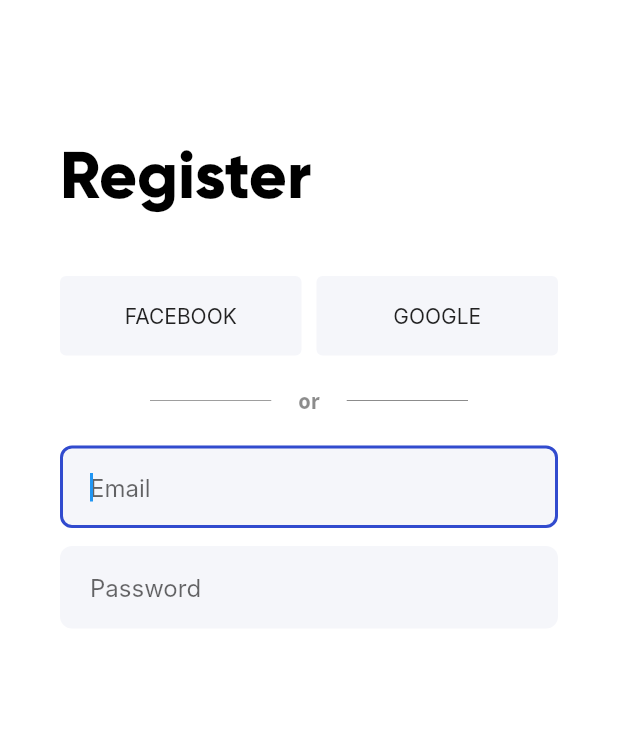
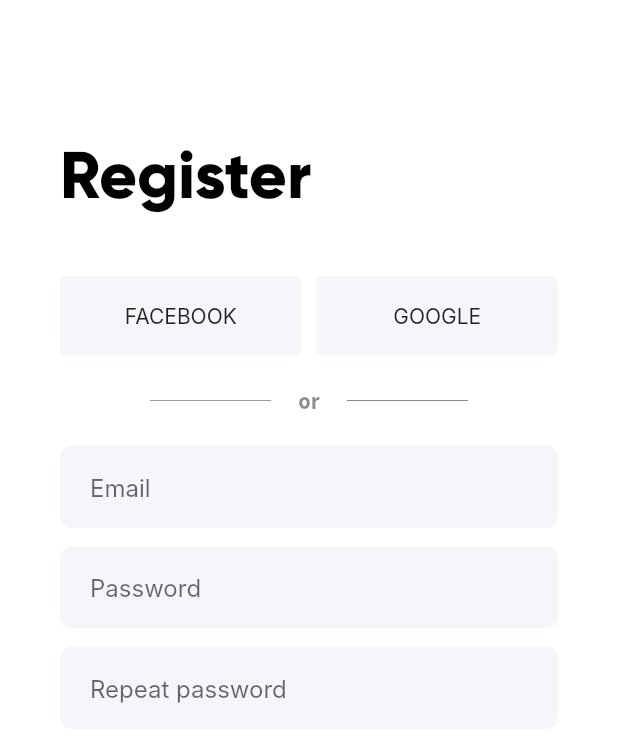
Before and after one commit to JakubWolak/dividely, a Flutter app: the screen it shows after launch, on a phone screen of 412 x 824 dp. Shown: the top 742 px of the screen. Run offline on Flutter 3.47's test engine with Material 2 defaults, Android fonts, the phone set to English and light mode, and no system bars; our stand-ins replace bloc, flutter_bloc; generated files the repository leaves out were written again; Roboto replaces fonts that are missing (Inter).

Commit message:
custom inputs

```diff
--- a/lib/auth/register/view/register_view.dart
+++ b/lib/auth/register/view/register_view.dart
@@ -1,6 +1,7 @@
 import 'package:flutter/material.dart';
 
 import '../../../common_widgets/buttons/login_method_button.dart';
+import '../../../common_widgets/inputs/text_input.dart';
 
 class RegisterView extends StatefulWidget {
   const RegisterView({super.key});
@@ -118,73 +119,15 @@
             const SizedBox(
               height: 12,
             ),
-            TextField(
-              key: Key('${_emailFocus.hasFocus}'),
-              autocorrect: false,
-              autofocus: true,
-              focusNode: _emailFocus,
-              keyboardType: TextInputType.emailAddress,
-              controller: _emailController,
-              decoration: InputDecoration(
-                filled: true,
-                fillColor: const Color.fromRGBO(245, 246, 250, 1),
-                border: OutlineInputBorder(
-                  borderRadius: BorderRadius.circular(8),
-                  borderSide: BorderSide.none,
-                ),
-                focusedBorder: OutlineInputBorder(
-                  borderRadius: BorderRadius.circular(8),
-                  borderSide: const BorderSide(
-                    color: Color.fromRGBO(49, 75, 206, 1),
-                    width: 2,
-                  ),
-                ),
-                hintText: 'Email',
-                contentPadding:
-                    const EdgeInsets.symmetric(horizontal: 20, vertical: 18),
-              ),
-              style: _emailFocus.hasFocus ? TextStyle(
-                fontFamily: 'Inter',
-                fontSize: 16,
-                color: Colors.blue,
-              ) : TextStyle(
-                fontFamily: 'Inter',
-                fontSize: 16,
-                color: Colors.black,
-              ),
-            ),
+            const TextInput.email(hintText: 'Email'),
             const SizedBox(
               height: 12,
             ),
-            TextField(
-              autocorrect: false,
-              autofocus: true,
-              keyboardType: TextInputType.emailAddress,
-              obscureText: true,
-              decoration: InputDecoration(
-                filled: true,
-                border: OutlineInputBorder(
-                  borderRadius: BorderRadius.circular(8),
-                  borderSide: BorderSide.none,
-                ),
-                fillColor: const Color.fromRGBO(245, 246, 250, 1),
-                focusedBorder: OutlineInputBorder(
-                  borderRadius: BorderRadius.circular(8),
-                  borderSide: const BorderSide(
-                    color: Color.fromRGBO(49, 75, 206, 1),
-                    width: 2,
-                  ),
-                ),
-                hintText: 'Password',
-                contentPadding:
-                    const EdgeInsets.symmetric(horizontal: 20, vertical: 18),
-              ),
-              style: const TextStyle(
-                fontFamily: 'Inter',
-                fontSize: 16,
-                color: Colors.black87,
-              ),
+            const TextInput.password(hintText: 'Password'),
+            const SizedBox(
+              height: 12,
             ),
+            const TextInput.password(hintText: 'Repeat password'),
           ],
         ),
       ),
--- /dev/null
+++ b/lib/common_widgets/inputs/text_input.dart
@@ -0,0 +1,102 @@
+import 'package:flutter/material.dart';
+
+class TextInput extends StatefulWidget {
+  const TextInput({
+    super.key,
+    required String hintText,
+    TextInputType inputType = TextInputType.text,
+    bool isObscure = false,
+    bool autofocus = false,
+  })  : _hintText = hintText,
+        _inputType = inputType,
+        _isObscure = isObscure,
+        _autofocus = autofocus;
+
+  const TextInput.email({
+    super.key,
+    required String hintText,
+    bool autofocus = false,
+  })  : _hintText = hintText,
+        _inputType = TextInputType.emailAddress,
+        _isObscure = false,
+        _autofocus = autofocus;
+
+  const TextInput.password({
+    super.key,
+    required String hintText,
+    bool autofocus = false,
+  })  : _hintText = hintText,
+        _inputType = TextInputType.text,
+        _isObscure = true,
+        _autofocus = autofocus;
+
+  final String _hintText;
+  final TextInputType _inputType;
+  final bool _isObscure;
+  final bool _autofocus;
+
+  @override
+  State<TextInput> createState() => _TextInputState();
+}
+
+class _TextInputState extends State<TextInput> {
+  final FocusNode _inputFocus = FocusNode();
+  bool _hasFocus = false;
+
+  @override
+  void initState() {
+    _inputFocus.addListener(_onFocusChange);
+    super.initState();
+  }
+
+  void _onFocusChange() {
+    setState(() {
+      _hasFocus = _inputFocus.hasFocus;
+    });
+  }
+
+  @override
+  void dispose() {
+    super.dispose();
+
+    _inputFocus
+      ..removeListener(_onFocusChange)
+      ..dispose();
+  }
+
+  @override
+  Widget build(BuildContext context) {
+    return TextField(
+      focusNode: _inputFocus,
+      autocorrect: false,
+      autofocus: widget._autofocus,
+      keyboardType: widget._inputType,
+      obscureText: widget._isObscure,
+      decoration: InputDecoration(
+        filled: true,
+        border: OutlineInputBorder(
+          borderRadius: BorderRadius.circular(8),
+          borderSide: BorderSide.none,
+        ),
+        fillColor: const Color.fromRGBO(245, 246, 250, 1),
+        focusedBorder: OutlineInputBorder(
+          borderRadius: BorderRadius.circular(8),
+          borderSide: const BorderSide(
+            color: Color.fromRGBO(49, 75, 206, 1),
+            width: 2,
+          ),
+        ),
+        hintText: widget._hintText,
+        contentPadding:
+            const EdgeInsets.symmetric(horizontal: 20, vertical: 18),
+      ),
+      style: TextStyle(
+        fontFamily: 'Inter',
+        fontWeight: _hasFocus ? FontWeight.bold : FontWeight.normal,
+        fontSize: 16,
+        color:
+            _hasFocus ? const Color.fromRGBO(49, 75, 206, 1) : Colors.black87,
+      ),
+    );
+  }
+}
```
